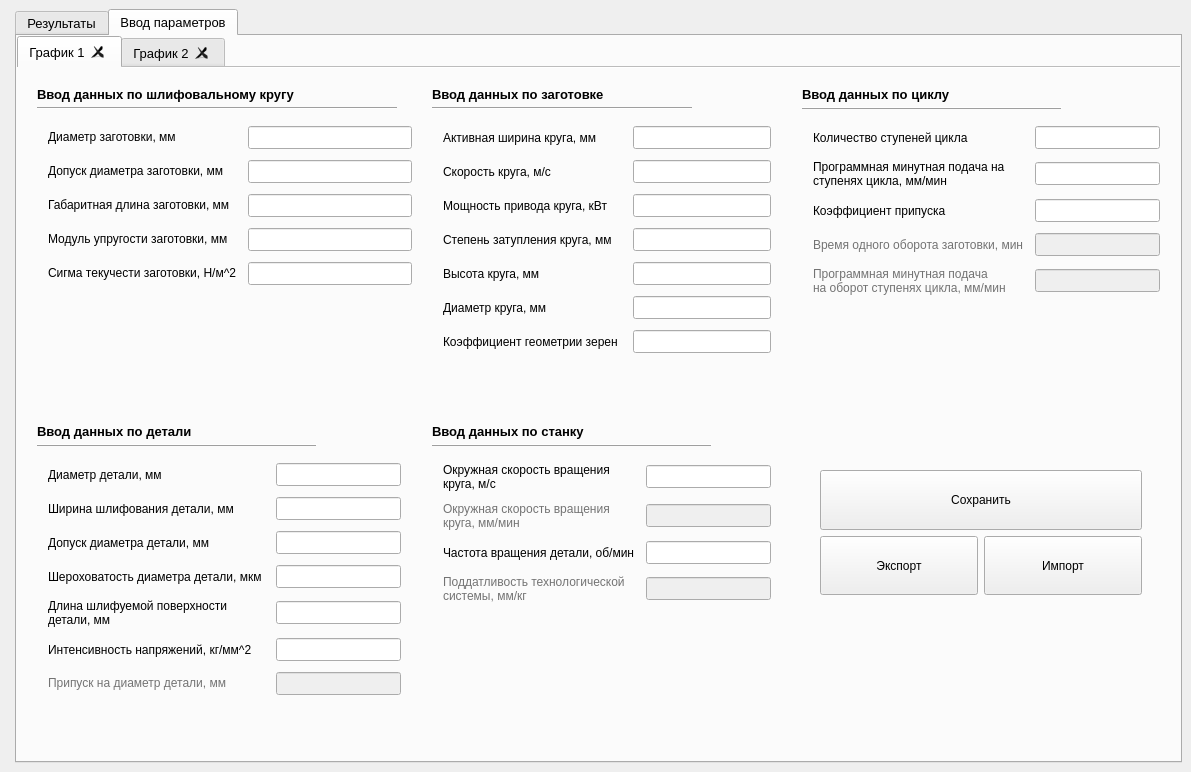
Before: the Qt Designer form Interfase/1.ui in MichailNikitin/optimization_CNC, drawn with Qt 5.
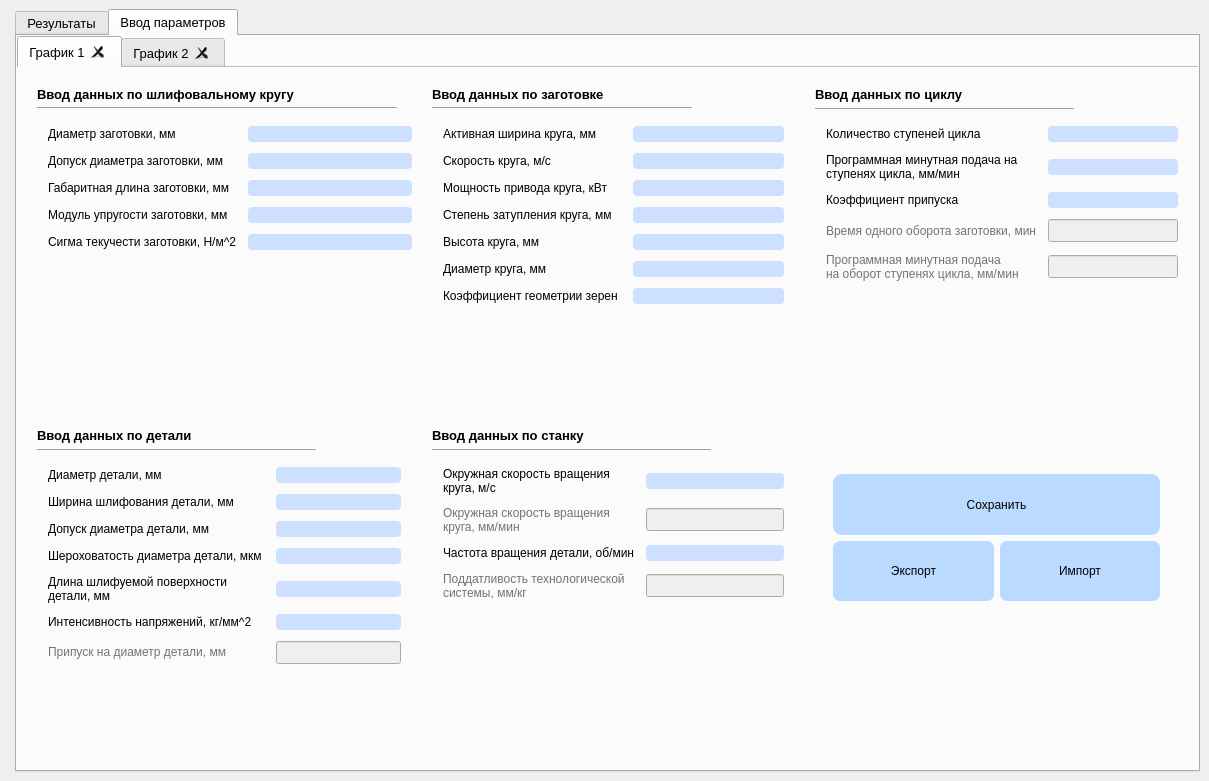
After: the same form once the commit is applied.

Diff of the .ui file:
```diff
--- a/Interfase/1.ui
+++ b/Interfase/1.ui
@@ -6,8 +6,8 @@
    <rect>
     <x>0</x>
     <y>0</y>
-    <width>1191</width>
-    <height>772</height>
+    <width>1209</width>
+    <height>781</height>
    </rect>
   </property>
   <property name="sizePolicy">
@@ -213,6 +213,13 @@
                            <bold>false</bold>
                           </font>
                          </property>
+                         <property name="styleSheet">
+                          <string notr="true">QPushButton
+{
+	border-radius: 9px;
+	background-color: rgb(187, 218, 255);
+}</string>
+                         </property>
                          <property name="text">
                           <string>Сохранить</string>
                          </property>
@@ -239,6 +246,13 @@
                              <pointsize>9</pointsize>
                             </font>
                            </property>
+                           <property name="styleSheet">
+                            <string notr="true">QPushButton
+{
+	border-radius: 7px;
+	background-color: rgb(187, 218, 255);
+}</string>
+                           </property>
                            <property name="text">
                             <string>Экспорт</string>
                            </property>
@@ -263,6 +277,13 @@
                              <pointsize>9</pointsize>
                             </font>
                            </property>
+                           <property name="styleSheet">
+                            <string notr="true">QPushButton
+{
+	border-radius: 7px;
+	background-color: rgb(187, 218, 255);
+}</string>
+                           </property>
                            <property name="text">
                             <string>Импорт</string>
                            </property>
@@ -328,7 +349,15 @@
                    </widget>
                   </item>
                   <item row="4" column="1">
-                   <widget class="QLineEdit" name="stzat_textbox"/>
+                   <widget class="QLineEdit" name="stzat_textbox">
+                    <property name="styleSheet">
+                     <string notr="true">QLineEdit
+{
+	border-radius: 4px;
+	background-color: rgb(206, 224, 255);
+}</string>
+                    </property>
+                   </widget>
                   </item>
                   <item row="7" column="0">
                    <spacer name="verticalSpacer_3">
@@ -344,7 +373,21 @@
                    </spacer>
                   </item>
                   <item row="6" column="1">
-                   <widget class="QLineEdit" name="coefgg_textbox"/>
+                   <widget class="QLineEdit" name="coefgg_textbox">
+                    <property name="sizePolicy">
+                     <sizepolicy hsizetype="Expanding" vsizetype="Fixed">
+                      <horstretch>0</horstretch>
+                      <verstretch>0</verstretch>
+                     </sizepolicy>
+                    </property>
+                    <property name="styleSheet">
+                     <string notr="true">QLineEdit
+{
+	border-radius: 4px;
+	background-color: rgb(206, 224, 255);
+}</string>
+                    </property>
+                   </widget>
                   </item>
                   <item row="4" column="0">
                    <widget class="QLabel" name="hgtc_label">
@@ -371,7 +414,15 @@
                    </widget>
                   </item>
                   <item row="0" column="1">
-                   <widget class="QLineEdit" name="acw_textbox"/>
+                   <widget class="QLineEdit" name="acw_textbox">
+                    <property name="styleSheet">
+                     <string notr="true">QLineEdit
+{
+	border-radius: 4px;
+	background-color: rgb(206, 224, 255);
+}</string>
+                    </property>
+                   </widget>
                   </item>
                   <item row="6" column="0">
                    <widget class="QLabel" name="coefgg_label">
@@ -410,16 +461,49 @@
                    </widget>
                   </item>
                   <item row="1" column="1">
-                   <widget class="QLineEdit" name="sk_textbox"/>
+                   <widget class="QLineEdit" name="sk_textbox">
+                    <property name="styleSheet">
+                     <string notr="true">QLineEdit
+{
+	border-radius: 4px;
+	background-color: rgb(206, 224, 255);
+}</string>
+                    </property>
+                   </widget>
                   </item>
                   <item row="5" column="1">
-                   <widget class="QLineEdit" name="hgtc_textbox"/>
+                   <widget class="QLineEdit" name="hgtc_textbox">
+                    <property name="styleSheet">
+                     <string notr="true">QLineEdit
+{
+	border-radius: 4px;
+	background-color: rgb(206, 224, 255);
+}</string>
+                    </property>
+                   </widget>
                   </item>
                   <item row="3" column="1">
-                   <widget class="QLineEdit" name="dk_textbox"/>
+                   <widget class="QLineEdit" name="dk_textbox">
+                    <property name="styleSheet">
+                     <string notr="true">QLineEdit
+{
+	border-radius: 4px;
+	background-color: rgb(206, 224, 255);
+}
+</string>
+                    </property>
+                   </widget>
                   </item>
                   <item row="2" column="1">
-                   <widget class="QLineEdit" name="dr_pow_textbox"/>
+                   <widget class="QLineEdit" name="dr_pow_textbox">
+                    <property name="styleSheet">
+                     <string notr="true">QLineEdit
+{
+	border-radius: 4px;
+	background-color: rgb(206, 224, 255);
+}</string>
+                    </property>
+                   </widget>
                   </item>
                   <item row="3" column="0">
                    <widget class="QLabel" name="stzat_label">
@@ -499,13 +583,24 @@
                    </widget>
                   </item>
                   <item row="1" column="1">
-                   <widget class="QLineEdit" name="sp_textbox"/>
+                   <widget class="QLineEdit" name="sp_textbox">
+                    <property name="styleSheet">
+                     <string notr="true">QLineEdit
+{
+	border-radius: 4px;
+	background-color: rgb(206, 224, 255);
+}</string>
+                    </property>
+                   </widget>
                   </item>
                   <item row="3" column="1">
                    <widget class="QLineEdit" name="time_ob_textbox">
                     <property name="enabled">
                      <bool>false</bool>
                     </property>
+                    <property name="styleSheet">
+                     <string notr="true"/>
+                    </property>
                    </widget>
                   </item>
                   <item row="1" column="0">
@@ -541,7 +636,15 @@
                    </widget>
                   </item>
                   <item row="2" column="1">
-                   <widget class="QLineEdit" name="kz_textbox"/>
+                   <widget class="QLineEdit" name="kz_textbox">
+                    <property name="styleSheet">
+                     <string notr="true">QLineEdit
+{
+	border-radius: 4px;
+	background-color: rgb(206, 224, 255);
+}</string>
+                    </property>
+                   </widget>
                   </item>
                   <item row="5" column="0">
                    <spacer name="verticalSpacer_5">
@@ -569,7 +672,15 @@
                    </widget>
                   </item>
                   <item row="0" column="1">
-                   <widget class="QLineEdit" name="zmax_textbox"/>
+                   <widget class="QLineEdit" name="zmax_textbox">
+                    <property name="styleSheet">
+                     <string notr="true">QLineEdit
+{
+	border-radius: 4px;
+	background-color: rgb(206, 224, 255);
+}</string>
+                    </property>
+                   </widget>
                   </item>
                  </layout>
                 </widget>
@@ -751,7 +862,15 @@
                    </widget>
                   </item>
                   <item row="1" column="1">
-                   <widget class="QLineEdit" name="B_textbox"/>
+                   <widget class="QLineEdit" name="B_textbox">
+                    <property name="styleSheet">
+                     <string notr="true">QLineEdit
+{
+	border-radius: 4px;
+	background-color: rgb(206, 224, 255);
+}</string>
+                    </property>
+                   </widget>
                   </item>
                   <item row="1" column="0">
                    <widget class="QLabel" name="B_label">
@@ -766,7 +885,15 @@
                    </widget>
                   </item>
                   <item row="2" column="1">
-                   <widget class="QLineEdit" name="td_textbox"/>
+                   <widget class="QLineEdit" name="td_textbox">
+                    <property name="styleSheet">
+                     <string notr="true">QLineEdit
+{
+	border-radius: 4px;
+	background-color: rgb(206, 224, 255);
+}</string>
+                    </property>
+                   </widget>
                   </item>
                   <item row="7" column="0">
                    <spacer name="verticalSpacer_4">
@@ -806,10 +933,26 @@
                    </widget>
                   </item>
                   <item row="3" column="1">
-                   <widget class="QLineEdit" name="rgn_dd_textbox"/>
+                   <widget class="QLineEdit" name="rgn_dd_textbox">
+                    <property name="styleSheet">
+                     <string notr="true">QLineEdit
+{
+	border-radius: 4px;
+	background-color: rgb(206, 224, 255);
+}</string>
+                    </property>
+                   </widget>
                   </item>
                   <item row="5" column="1">
-                   <widget class="QLineEdit" name="sigma_textbox"/>
+                   <widget class="QLineEdit" name="sigma_textbox">
+                    <property name="styleSheet">
+                     <string notr="true">QLineEdit
+{
+	border-radius: 4px;
+	background-color: rgb(206, 224, 255);
+}</string>
+                    </property>
+                   </widget>
                   </item>
                   <item row="5" column="0">
                    <widget class="QLabel" name="sigma_label">
@@ -837,10 +980,26 @@
                    </widget>
                   </item>
                   <item row="0" column="1">
-                   <widget class="QLineEdit" name="dd_max_textbox"/>
+                   <widget class="QLineEdit" name="dd_max_textbox">
+                    <property name="styleSheet">
+                     <string notr="true">QLineEdit
+{
+	border-radius: 4px;
+	background-color: rgb(206, 224, 255);
+}</string>
+                    </property>
+                   </widget>
                   </item>
                   <item row="4" column="1">
-                   <widget class="QLineEdit" name="b_textbox"/>
+                   <widget class="QLineEdit" name="b_textbox">
+                    <property name="styleSheet">
+                     <string notr="true">QLineEdit
+{
+	border-radius: 4px;
+	background-color: rgb(206, 224, 255);
+}</string>
+                    </property>
+                   </widget>
                   </item>
                   <item row="6" column="1">
                    <widget class="QLineEdit" name="prsk_textbox">
@@ -883,7 +1042,15 @@
                    <number>11</number>
                   </property>
                   <item row="0" column="1">
-                   <widget class="QLineEdit" name="vkst_textbox"/>
+                   <widget class="QLineEdit" name="vkst_textbox">
+                    <property name="styleSheet">
+                     <string notr="true">QLineEdit
+{
+	border-radius: 4px;
+	background-color: rgb(206, 224, 255);
+}</string>
+                    </property>
+                   </widget>
                   </item>
                   <item row="2" column="0">
                    <widget class="QLabel" name="nd_label">
@@ -918,7 +1085,15 @@
                    </spacer>
                   </item>
                   <item row="2" column="1">
-                   <widget class="QLineEdit" name="nd_textbox"/>
+                   <widget class="QLineEdit" name="nd_textbox">
+                    <property name="styleSheet">
+                     <string notr="true">QLineEdit
+{
+	border-radius: 4px;
+	background-color: rgb(206, 224, 255);
+}</string>
+                    </property>
+                   </widget>
                   </item>
                   <item row="3" column="1">
                    <widget class="QLineEdit" name="podatl_textbox">
@@ -1017,7 +1192,15 @@
                    </spacer>
                   </item>
                   <item row="3" column="1">
-                   <widget class="QLineEdit" name="E_textbox"/>
+                   <widget class="QLineEdit" name="E_textbox">
+                    <property name="styleSheet">
+                     <string notr="true">QLineEdit
+{
+	border-radius: 4px;
+	background-color: rgb(206, 224, 255);
+}</string>
+                    </property>
+                   </widget>
                   </item>
                   <item row="3" column="0">
                    <widget class="QLabel" name="E_label">
@@ -1092,16 +1275,39 @@
                    </widget>
                   </item>
                   <item row="2" column="1">
-                   <widget class="QLineEdit" name="gab_dz_textbox"/>
+                   <widget class="QLineEdit" name="gab_dz_textbox">
+                    <property name="styleSheet">
+                     <string notr="true">QLineEdit
+{
+	border-radius: 4px;
+	background-color: rgb(206, 224, 255);
+}</string>
+                    </property>
+                   </widget>
                   </item>
                   <item row="4" column="1">
-                   <widget class="QLineEdit" name="sum_flz_textbox"/>
+                   <widget class="QLineEdit" name="sum_flz_textbox">
+                    <property name="styleSheet">
+                     <string notr="true">QLineEdit
+{
+	border-radius: 4px;
+	background-color: rgb(206, 224, 255);
+}</string>
+                    </property>
+                   </widget>
                   </item>
                   <item row="0" column="1">
                    <widget class="QLineEdit" name="dz_max_textbox">
                     <property name="enabled">
                      <bool>true</bool>
                     </property>
+                    <property name="styleSheet">
+                     <string notr="true">QLineEdit
+{
+	border-radius: 4px;
+	background-color: rgb(206, 224, 255);
+}</string>
+                    </property>
                    </widget>
                   </item>
                   <item row="2" column="0">
@@ -1123,7 +1329,15 @@
                    </widget>
                   </item>
                   <item row="1" column="1">
-                   <widget class="QLineEdit" name="tdz_textbox"/>
+                   <widget class="QLineEdit" name="tdz_textbox">
+                    <property name="styleSheet">
+                     <string notr="true">QLineEdit
+{
+	border-radius: 4px;
+	background-color: rgb(206, 224, 255);
+}</string>
+                    </property>
+                   </widget>
                   </item>
                  </layout>
                 </widget>
```
